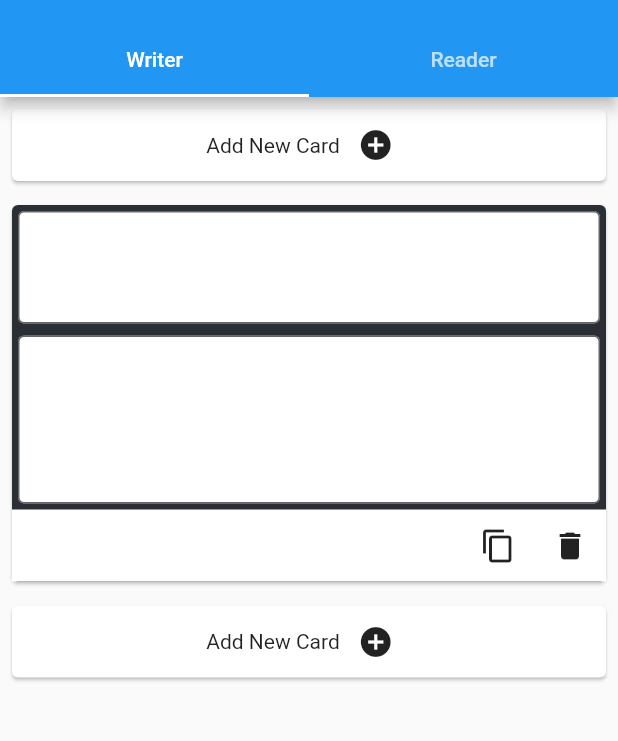
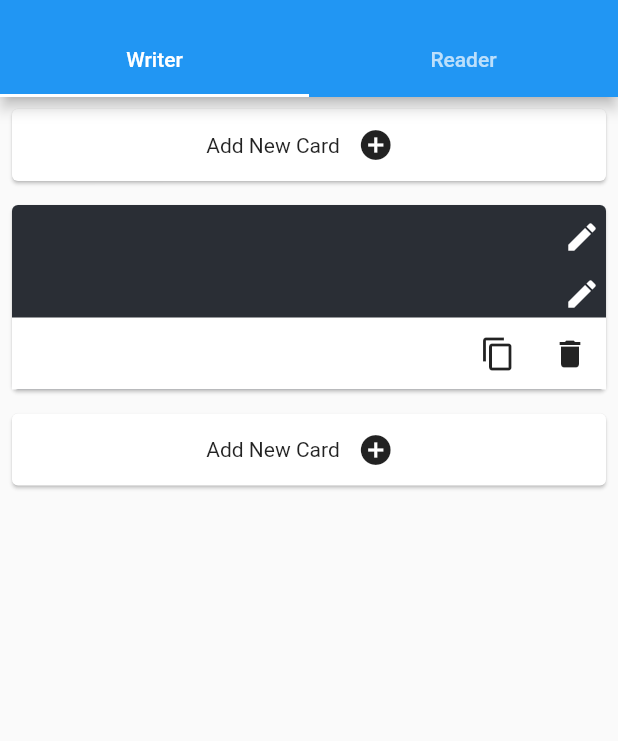
Before and after one commit to manishag777/digyed_reader, a Flutter app: the screen it shows after launch, after a tap on the "add circle" icon, on a phone screen of 412 x 824 dp, the part 59-800 px from its top. Run offline on Flutter 3.47's test engine with Material 2 defaults, Android fonts, the light colour scheme and no system bars; our stand-ins replace cached_network_image, get_it, responsive_builder.

Commit message:
added focus on text

```diff
--- a/lib/constants/colors.dart
+++ b/lib/constants/colors.dart
@@ -3,6 +3,6 @@ import 'package:flutter/material.dart';
 
 const Color cardColor = Color.fromARGB(255, 42, 46, 53);
 const Color backgroundColor = Color.fromARGB(255, 42, 46, 53);
-const Color textColor = Color.fromARGB(255, 255, 255, 255);
-const TextStyle headingStyle = TextStyle(color: textColor, fontSize: 30, fontWeight: FontWeight.bold);
-const TextStyle descriptionStyle = TextStyle(color: textColor, fontSize: 15);
+//const Color textColor = Color.fromARGB(255, 255, 255, 255);
+//const TextStyle headingStyle = TextStyle(color: textColor, fontSize: 30, fontWeight: FontWeight.bold);
+//const TextStyle descriptionStyle = TextStyle(color: textColor, fontSize: 15);
--- a/lib/view_models/reader_model.dart
+++ b/lib/view_models/reader_model.dart
@@ -1,17 +1,23 @@
 
+import 'package:digyed_reader/models/course_model.dart';
 import 'package:flutter/widgets.dart';
 
 class ReaderModel extends ChangeNotifier {
 
-  String text;
+  Matter matter;
 
-  ReaderModel(this.text);
+  ReaderModel({this.matter});
 
-  void updateText(String text){
-    this.text = text;
+  void updateMatter(Matter matter){
+    this.matter = matter;
     notifyListeners();
   }
 
+  void notify(){
+    notifyListeners();
+  }
+
+  int get length => matter.compoundList.length;
 
 
 }
--- a/lib/view_models/writer_model.dart
+++ b/lib/view_models/writer_model.dart
@@ -1,4 +1,5 @@
 
+import 'package:digyed_reader/view_models/reader_model.dart';
 import 'package:flutter/widgets.dart';
 import 'package:digyed_reader/models/course_model.dart';
 
@@ -6,6 +7,7 @@ class WriterModel extends ChangeNotifier {
   int index = 0;
   Matter matter;
   WriterModel(): matter=Matter([]);
+  ReaderModel readerModel;
 
   List<DyElement> getDefaultElementList(){
     Atom headerAtom = Atom(AtomType.HEADING, "");
@@ -18,14 +20,14 @@ class WriterModel extends ChangeNotifier {
     Compound newCompound = new Compound(CompoundType.CARD, getDefaultElementList(), (index++).toString());
     int insertAt = compound==null ? 0: matter.compoundList.indexOf(compound) + 1;
     matter.compoundList.insert(insertAt, newCompound);
-    notifyListeners();
+    notify();
   }
 
   void duplicate(Compound compound){
     Compound new_compound = compound.copy();
     int insertAt = compound==null ? 0: matter.compoundList.indexOf(compound) + 1;
     matter.compoundList.insert(insertAt, new_compound);
-    notifyListeners();
+    notify();
   }
 
   void moveUp(Compound compound){
@@ -34,7 +36,7 @@ class WriterModel extends ChangeNotifier {
         Compound previousCompound = matter.compoundList[position-1];
         matter.compoundList[position-1] = compound;
         matter.compoundList[position] = previousCompound;
-        notifyListeners();
+        notify();
       }
   }
 
@@ -44,25 +46,35 @@ class WriterModel extends ChangeNotifier {
       Compound nextCompound = matter.compoundList[position+1];
       matter.compoundList[position+1] = compound;
       matter.compoundList[position] = nextCompound;
-      notifyListeners();
+      notify();
     }
   }
 
+  void notify(){
+    notifyListeners();
+    if(readerModel!=null){
+      readerModel.notify();
+    }
+  }
 
   void delete(Compound compound){
     matter.compoundList.remove(compound);
-    notifyListeners();
+    notify();
   }
 
   void updateAtomAndNotify(Atom atom, String data){
     atom.data = data;
-    notifyListeners();
+    notify();
   }
 
   void updateAtom(Atom atom, String data){
     atom.data = data;
   }
 
+  void attachReader(ReaderModel readerModel){
+    this.readerModel = readerModel;
+    this.readerModel.updateMatter(matter);
+  }
 
   int get length => matter.compoundList.length;
 
--- a/lib/views/courses/Writer/writer.dart
+++ b/lib/views/courses/Writer/writer.dart
@@ -2,7 +2,6 @@ import 'package:digyed_reader/constants/colors.dart';
 import 'package:digyed_reader/constants/text_style.dart';
 import 'package:digyed_reader/models/course_model.dart';
 import 'package:flutter/material.dart';
-import 'package:material_design_icons_flutter/material_design_icons_flutter.dart';
 import 'package:provider/provider.dart';
 import 'package:digyed_reader/view_models/reader_model.dart';
 import 'package:digyed_reader/view_models/writer_model.dart';
@@ -12,8 +11,8 @@ class Writer extends StatelessWidget {
   Widget build(BuildContext context) {
     final readerModel = Provider.of<ReaderModel>(context, listen: false);
     final writerModel = Provider.of<WriterModel>(context, listen: false);
-//    return Container(child: TextField(), height: 200, color: Colors.red,);
-    print("Building Writer");
+
+    readerModel.updateMatter(writerModel.matter);
     return Container(
       child: ListView(
         children: <Widget>[
@@ -122,18 +121,20 @@ class Writer extends StatelessWidget {
           return descriptionEditWidget(atom);
       });
 
-  Widget headerEditWidget(Atom atom) => Builder(
+  Widget headerEditWidget(Atom atom) => Focus(
+        child: Builder(
           builder: (context) {
+            final FocusNode focusNode = Focus.of(context);
             final writerModel = Provider.of<WriterModel>(context, listen: false);
             return Padding(
               padding: const EdgeInsets.all(4.0),
-            child: TextField(
+              child: focusNode.hasFocus ? TextField(
                 style: headingEditStyle,
                 controller: TextEditingController(text: atom.data),
                 onSubmitted: (s) {
                   writerModel.updateAtomAndNotify(atom, s);
                 },
-              onChanged: (s){
+                onChanged: (s) {
                   writerModel.updateAtom(atom, s);
                 },
                 decoration: InputDecoration(
@@ -142,23 +143,36 @@ class Writer extends StatelessWidget {
                     filled: true,
                     fillColor: Colors.white),
                 maxLines: 1,
+              ): GestureDetector(
+                onTap: (){
+                  focusNode.requestFocus();
+                },
+                child: Row(
+                  children: <Widget>[
+                  Text(atom.data, style: headingStyle,),
+                  Expanded(child: Container(),),
+                  Icon(Icons.edit, color: Colors.white, )
+                ],),
               ),
             );
           },
+        ),
       );
 
-  Widget descriptionEditWidget(Atom atom) => Builder(
+  Widget descriptionEditWidget(Atom atom) => Focus(
+    child: Builder(
           builder: (context) {
+            final FocusNode focusNode = Focus.of(context);
             final writerModel = Provider.of<WriterModel>(context, listen: false);
             return Padding(
               padding: const EdgeInsets.all(4.0),
-            child: TextField(
+              child: focusNode.hasFocus ? TextField(
                 style: descriptionEditStyle,
                 controller: TextEditingController(text: atom.data),
                 onSubmitted: (s) {
                   writerModel.updateAtomAndNotify(atom, s);
                 },
-              onChanged: (s){
+                onChanged: (s) {
                   writerModel.updateAtom(atom, s);
                 },
                 decoration: InputDecoration(
@@ -168,9 +182,20 @@ class Writer extends StatelessWidget {
                     fillColor: Colors.white),
                 maxLines: null,
                 minLines: 4,
+              ): GestureDetector(
+                onTap: (){
+                  focusNode.requestFocus();
+                },
+                child: Row(
+                  children: <Widget>[
+                    Text(atom.data, style: descriptionStyle,),
+                    Expanded(child: Container(),),
+                    Icon(Icons.edit, color: Colors.white, )
+                  ],),
               ),
             );
           },
+        ),
   );
 
   Widget compoundAdder({Compound compound}) => Builder(
--- a/lib/views/courses/Writer/writer_with_preview.dart
+++ b/lib/views/courses/Writer/writer_with_preview.dart
@@ -8,12 +8,6 @@ import 'package:provider/provider.dart';
 class WriterWithPreview extends StatelessWidget {
   @override
   Widget build(BuildContext context) {
-
-//    return Scaffold(
-//      appBar:  AppBar(title: Text("Hello World")),
-//      body: getReaderWriterWidget(),
-//    );
-
 
     return MaterialApp(
       home: DefaultTabController(
@@ -30,14 +24,14 @@ class WriterWithPreview extends StatelessWidget {
           ),
           body: MultiProvider(
             providers: [
-            ChangeNotifierProvider<ReaderModel>(create: (context){return ReaderModel("Hello");},),
+            ChangeNotifierProvider<ReaderModel>(create: (context){return ReaderModel();},),
             ChangeNotifierProvider<WriterModel>(create: (context){return WriterModel();},),
             ],
             child: //Container(child: TextField(), height: 500, color: Colors.red,)
             TabBarView(
               children: [
                 Consumer<WriterModel>(builder: (BuildContext context, WriterModel model, Widget child) =>  Writer()),
-                Consumer<ReaderModel>(builder: (BuildContext context, ReaderModel model, Widget child) =>  Reader(model.text)),
+                Consumer<ReaderModel>(builder: (BuildContext context, ReaderModel model, Widget child) =>  Reader()),
               ],
             ),
           ),
@@ -46,20 +40,4 @@ class WriterWithPreview extends StatelessWidget {
     );
   }
 
-  Widget getReaderWriterWidget() => Builder(builder: (context){
-    return MultiProvider(
-        providers: [
-          ChangeNotifierProvider<ReaderModel>(create: (context){return ReaderModel("Hello");},),
-          ChangeNotifierProvider<WriterModel>(create: (context){return WriterModel();},),
-        ],
-        child: Consumer<WriterModel>(builder: (BuildContext context, WriterModel model, Widget child) =>  Writer()),
-//            TabBarView(
-//              children: [
-//                Consumer<WriterModel>(builder: (BuildContext context, WriterModel model, Widget child) =>  Writer()),
-//                Consumer<ReaderModel>(builder: (BuildContext context, ReaderModel model, Widget child) =>  Reader(model.text)),
-//              ],
-//            ),
-    );
-  },);
-
 }
```
Also changed, not shown: lib/views/courses/Reader/reader.dart (+95 -7 lines). Lines whose indentation alone changed are shown as unchanged.
